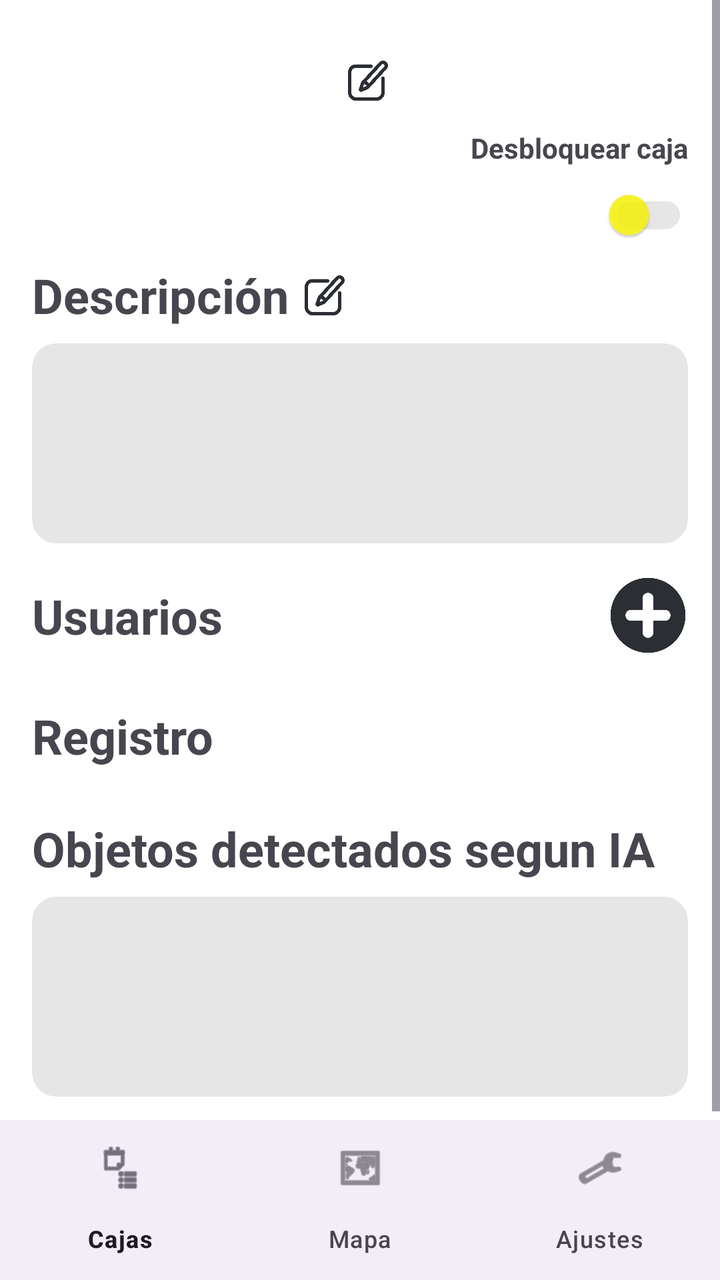
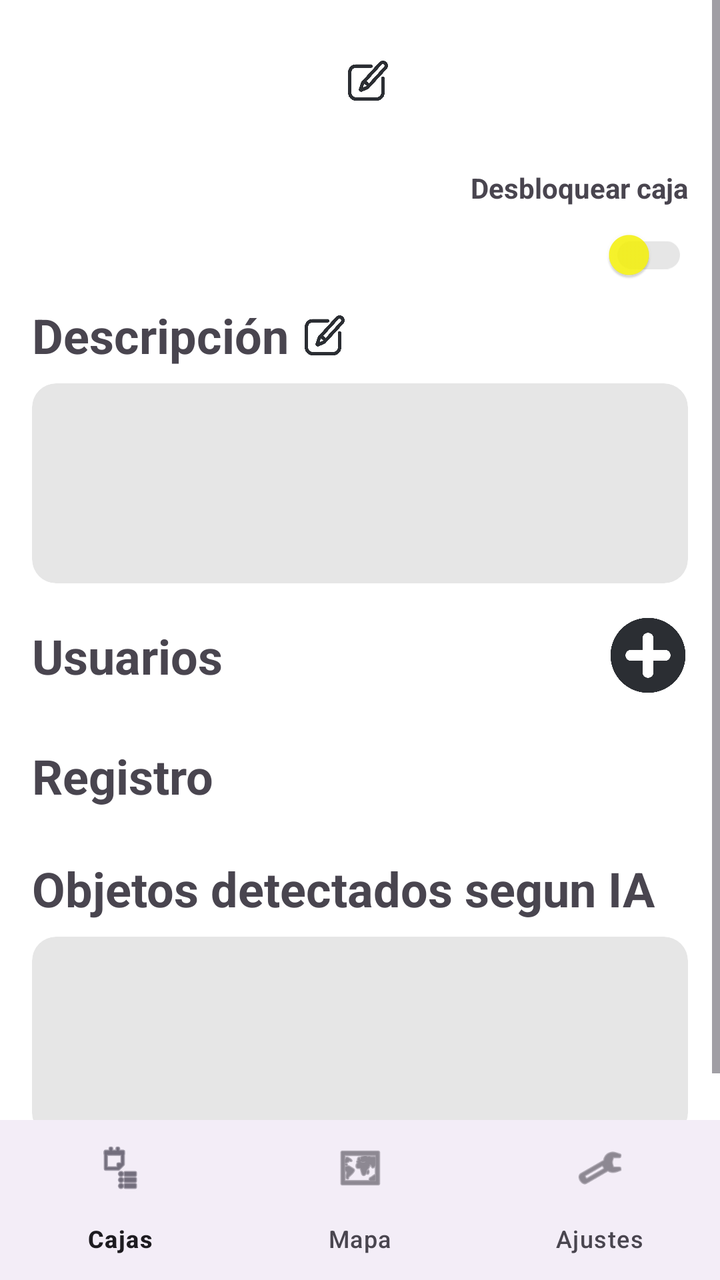

Compare the two renders of this Android layout. The source of the first and the diff that turns it into the second are given below.
<!-- AndroidManifest.xml: application theme Theme.ProyeIoT -->
<!-- res/layout/activity_caja.xml -->
<?xml version="1.0" encoding="utf-8"?>
<androidx.constraintlayout.widget.ConstraintLayout xmlns:android="http://schemas.android.com/apk/res/android"
    xmlns:app="http://schemas.android.com/apk/res-auto"
    xmlns:tools="http://schemas.android.com/tools"
    android:id="@+id/main"
    android:layout_width="match_parent"
    android:layout_height="match_parent">

    <ScrollView
        android:id="@+id/scrollCaja"
        android:layout_width="0dp"
        android:layout_height="0dp"
        app:layout_constraintBottom_toTopOf="@id/bottomNav"
        app:layout_constraintEnd_toEndOf="parent"
        app:layout_constraintStart_toStartOf="parent"
        app:layout_constraintTop_toTopOf="parent">

        <androidx.constraintlayout.widget.ConstraintLayout
            android:layout_width="match_parent"
            android:layout_height="wrap_content"
            android:padding="16dp">

            
            <TextView
                android:id="@+id/tvNombreCaja"
                android:layout_width="wrap_content"
                android:layout_height="wrap_content"
                android:gravity="center"
                android:textSize="36sp"
                android:textStyle="bold"
                app:layout_constrainedWidth="true"
                app:layout_constraintEnd_toStartOf="@id/btnEditarNombre"
                app:layout_constraintHorizontal_chainStyle="packed"
                app:layout_constraintStart_toStartOf="parent"
                app:layout_constraintTop_toTopOf="parent" />

            <ImageButton
                android:id="@+id/btnEditarNombre"
                android:layout_width="20dp"
                android:layout_height="20dp"
                android:layout_marginStart="8dp"
                android:background="@android:color/transparent"
                android:contentDescription="Editar nombre"
                android:scaleType="fitCenter"
                android:src="@drawable/icono_pincel"
                app:layout_constraintBottom_toBottomOf="@id/tvNombreCaja"
                app:layout_constraintEnd_toEndOf="parent"
                app:layout_constraintStart_toEndOf="@id/tvNombreCaja"
                app:layout_constraintTop_toTopOf="@id/tvNombreCaja"
                app:tint="@color/fondo_3" />

            
            <TextView
                android:id="@+id/tvBloquearLabel"
                android:layout_width="0dp"
                android:layout_height="wrap_content"
                android:gravity="end"
                android:text="Desbloquear caja"
                android:textStyle="bold"
                app:layout_constraintEnd_toEndOf="parent"
                app:layout_constraintStart_toStartOf="parent"
                app:layout_constraintTop_toBottomOf="@id/tvNombreCaja" />

            <androidx.appcompat.widget.SwitchCompat
                android:id="@+id/switchBloquear"
                android:layout_width="0dp"
                android:layout_height="wrap_content"
                android:gravity="end|center_vertical"
                app:layout_constraintEnd_toEndOf="parent"
                app:layout_constraintStart_toStartOf="parent"
                app:layout_constraintTop_toBottomOf="@id/tvBloquearLabel"
                app:thumbTint="@color/boton_fondo"
                app:trackTint="@color/fondo_2" />

            

            
            <TextView
                android:id="@+id/tvTituloDescripcion"
                android:layout_width="wrap_content"
                android:layout_height="wrap_content"
                android:text="Descripción"
                android:textSize="24sp"
                android:textStyle="bold"
                app:layout_constraintEnd_toStartOf="@id/btnEditarDescripcion"
                app:layout_constraintHorizontal_bias="0"
                app:layout_constraintHorizontal_chainStyle="packed"
                app:layout_constraintStart_toStartOf="parent"
                app:layout_constraintTop_toBottomOf="@+id/switchBloquear" />

            <ImageButton
                android:id="@+id/btnEditarDescripcion"
                android:layout_width="20dp"
                android:layout_height="20dp"
                android:layout_marginStart="8dp"
                android:background="@android:color/transparent"
                android:contentDescription="Editar descripción"
                android:scaleType="fitCenter"
                android:src="@drawable/icono_pincel"
                app:layout_constraintBottom_toBottomOf="@id/tvTituloDescripcion"
                app:layout_constraintEnd_toEndOf="parent"
                app:layout_constraintHorizontal_bias="0"
                app:layout_constraintStart_toEndOf="@id/tvTituloDescripcion"
                app:layout_constraintTop_toTopOf="@id/tvTituloDescripcion"
                app:tint="@color/fondo_3" />

            <com.google.android.material.card.MaterialCardView
                android:id="@+id/cardDescripcion"
                android:layout_width="0dp"
                android:layout_height="wrap_content"
                android:layout_marginTop="8dp"
                app:cardBackgroundColor="@color/fondo_2"
                app:cardCornerRadius="12dp"
                app:cardElevation="0dp"
                app:layout_constraintEnd_toEndOf="parent"
                app:layout_constraintStart_toStartOf="parent"
                app:layout_constraintTop_toBottomOf="@id/tvTituloDescripcion"
                app:strokeWidth="0dp">

                <TextView
                    android:id="@+id/tvDescripcion"
                    android:layout_width="match_parent"
                    android:layout_height="wrap_content"
                    android:minHeight="100dp"
                    android:padding="16dp"
                    android:textColor="@color/texto_cajas" />
            </com.google.android.material.card.MaterialCardView>

            <ImageButton
                android:id="@+id/btnAnadirUsuario"
                android:layout_width="40dp"
                android:layout_height="40dp"
                android:layout_marginTop="16dp"
                android:background="@android:color/transparent"
                android:contentDescription="Añadir usuario"
                android:scaleType="fitCenter"
                android:src="@drawable/icono_anadir"
                app:layout_constraintEnd_toEndOf="parent"
                app:layout_constraintTop_toBottomOf="@id/cardDescripcion"
                app:tint="@color/fondo_3" />

            <TextView
                android:id="@+id/tvTituloUsuarios"
                android:layout_width="0dp"
                android:layout_height="wrap_content"
                android:text="Usuarios"
                android:textSize="24sp"
                android:textStyle="bold"
                app:layout_constraintBottom_toBottomOf="@id/btnAnadirUsuario"
                app:layout_constraintEnd_toStartOf="@id/btnAnadirUsuario"
                app:layout_constraintStart_toStartOf="parent"
                app:layout_constraintTop_toTopOf="@id/btnAnadirUsuario" />

            <com.google.android.material.card.MaterialCardView
                android:id="@+id/cardUsuarios"
                android:layout_width="0dp"
                android:layout_height="wrap_content"
                android:layout_marginTop="8dp"
                app:cardBackgroundColor="@color/fondo_2"
                app:cardCornerRadius="12dp"
                app:cardElevation="0dp"
                app:layout_constraintEnd_toEndOf="parent"
                app:layout_constraintStart_toStartOf="parent"
                app:layout_constraintTop_toBottomOf="@id/btnAnadirUsuario"
                app:strokeWidth="0dp">

                <LinearLayout
                    android:id="@+id/rvUsuarios"
                    android:layout_width="match_parent"
                    android:layout_height="wrap_content"
                    android:orientation="vertical" />
            </com.google.android.material.card.MaterialCardView>

            <TextView
                android:id="@+id/tvTituloRegistro"
                android:layout_width="0dp"
                android:layout_height="wrap_content"
                android:layout_marginTop="16dp"
                android:text="Registro"
                android:textSize="24sp"
                android:textStyle="bold"
                app:layout_constraintEnd_toEndOf="parent"
                app:layout_constraintStart_toStartOf="parent"
                app:layout_constraintTop_toBottomOf="@id/cardUsuarios" />

            <com.google.android.material.card.MaterialCardView
                android:id="@+id/cardRegistro"
                android:layout_width="0dp"
                android:layout_height="wrap_content"
                android:layout_marginTop="8dp"
                app:cardBackgroundColor="@color/fondo_2"
                app:cardCornerRadius="12dp"
                app:cardElevation="0dp"
                app:layout_constraintEnd_toEndOf="parent"
                app:layout_constraintStart_toStartOf="parent"
                app:layout_constraintTop_toBottomOf="@id/tvTituloRegistro"
                app:strokeWidth="0dp">

                <LinearLayout
                    android:id="@+id/rvRegistro"
                    android:layout_width="match_parent"
                    android:layout_height="wrap_content"
                    android:orientation="vertical" />
            </com.google.android.material.card.MaterialCardView>

            <TextView
                android:id="@+id/tvTituloObjetos"
                android:layout_width="0dp"
                android:layout_height="wrap_content"
                android:layout_marginTop="16dp"
                android:text="Objetos detectados segun IA"
                android:textSize="24sp"
                android:textStyle="bold"
                app:layout_constraintEnd_toEndOf="parent"
                app:layout_constraintStart_toStartOf="parent"
                app:layout_constraintTop_toBottomOf="@id/cardRegistro" />

            <com.google.android.material.card.MaterialCardView
                android:id="@+id/cardObjetos"
                android:layout_width="0dp"
                android:layout_height="wrap_content"
                android:layout_marginTop="8dp"
                app:cardBackgroundColor="@color/fondo_2"
                app:cardCornerRadius="12dp"
                app:cardElevation="0dp"
                app:layout_constraintEnd_toEndOf="parent"
                app:layout_constraintStart_toStartOf="parent"
                app:layout_constraintTop_toBottomOf="@id/tvTituloObjetos"
                app:strokeWidth="0dp">

                <TextView
                    android:id="@+id/tvObjetos"
                    android:layout_width="match_parent"
                    android:layout_height="wrap_content"
                    android:minHeight="100dp"
                    android:padding="16dp"
                    android:textColor="@color/texto_cajas" />
            </com.google.android.material.card.MaterialCardView>

        </androidx.constraintlayout.widget.ConstraintLayout>
    </ScrollView>

    <com.google.android.material.bottomnavigation.BottomNavigationView
        android:id="@+id/bottomNav"
        android:layout_width="0dp"
        android:layout_height="wrap_content"
        app:layout_constraintBottom_toBottomOf="parent"
        app:layout_constraintEnd_toEndOf="parent"
        app:layout_constraintStart_toStartOf="parent"
        app:menu="@menu/menu_inferior" />

</androidx.constraintlayout.widget.ConstraintLayout>
<!-- resources referenced by this layout -->
<resources>
  <color name="boton_fondo">@color/color_main</color>
  <color name="fondo_2">#E6E6E6</color>
  <color name="fondo_3">#2B2E33</color>
  <color name="texto_cajas">#000000</color>
  <!-- drawable icono_anadir: png bitmap (drawable, 11934 bytes) -->
  <!-- drawable icono_pincel: png bitmap (drawable, 9459 bytes) -->
  <style name="Theme.ProyeIoT" parent="Base.Theme.ProyeIoT">
          <item name="android:colorBackground">@color/fondo_1</item>
          <item name="android:windowBackground">@color/fondo_1</item>
      </style>
  <color name="color_main">#D6F8F402</color>
  <style name="Base.Theme.ProyeIoT" parent="Theme.Material3.DayNight.NoActionBar">
          <item name="materialButtonStyle">@style/Widget.ProyeIoT.Button</item>
      </style>
  <color name="fondo_1">#FFFFFFFF</color>
  <style name="Widget.ProyeIoT.Button" parent="Widget.Material3.Button">
          <item name="backgroundTint">@color/boton_fondo</item>
          <item name="android:textColor">@color/color_blanco</item>
          <item name="color">@color/color_negro</item>
      </style>
  <color name="color_blanco">#FFFFFF</color>
  <color name="color_negro">#000000</color>
</resources>

<!-- the commit's change to res/layout/activity_caja.xml (unified diff, before → after) -->
@@ -54,6 +54,7 @@
                 android:id="@+id/tvBloquearLabel"
                 android:layout_width="0dp"
                 android:layout_height="wrap_content"
+                android:layout_marginTop="20dp"
                 android:gravity="end"
                 android:text="Desbloquear caja"
                 android:textStyle="bold"
